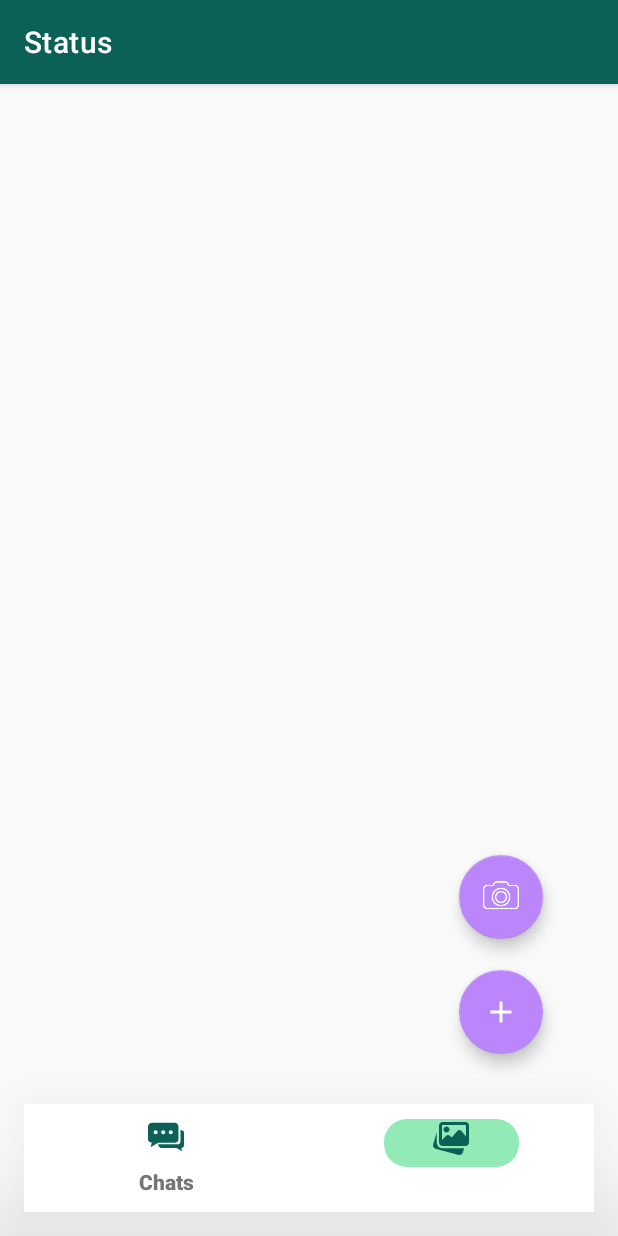
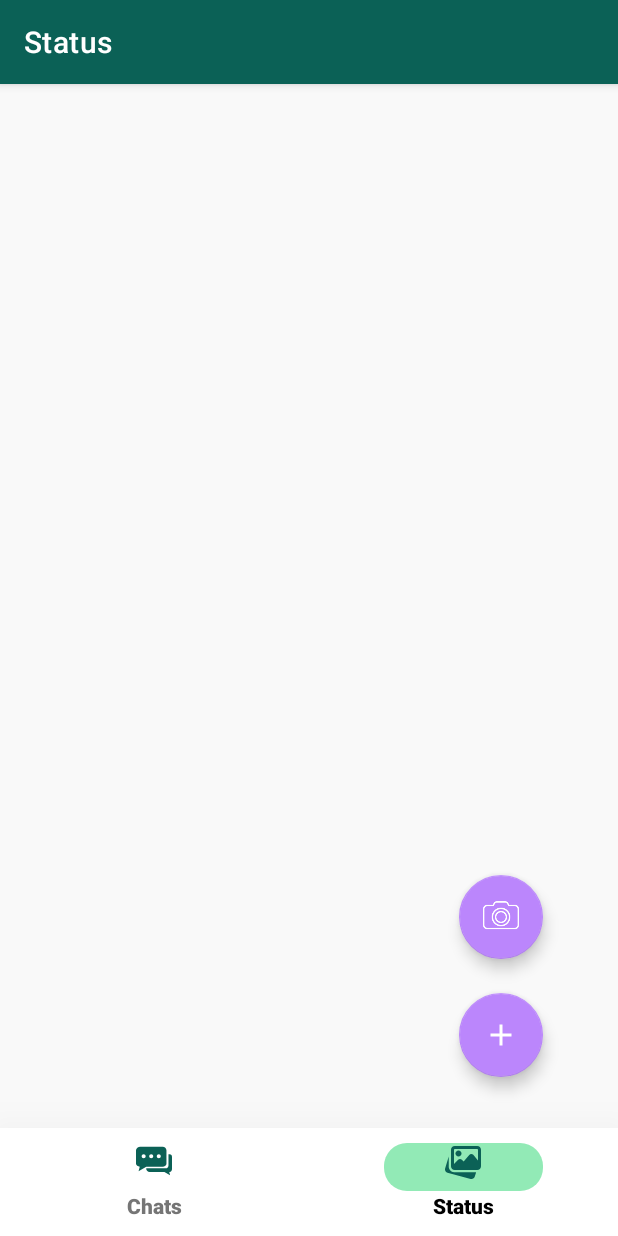
Before and after one commit to jnvshubham7/ChatsApp, an Android app: the screen it shows after launch once a user with an empty profile is signed in (MainActivity), item 2 of the bottom bar chosen, on a phone screen of 412 x 824 dp. Run offline under Robolectric (Android 15) with nearby library versions, the phone set to English and light mode, and no system bars; our stand-ins replace Firebase (no records; nobody signed in at launch, a user with empty details on screens opened directly), Shimmer, data binding; libraries missing offline, so code that uses them is left out: com.hbb20, com.jaeger.library, omari.hamza.storyview; plain views replace ShimmerRecyclerView; pictures from the network do not load; Roboto replaces fonts that are not available here; 4 statements that could not run were skipped.

Commit message:
refactor: Update tab layout backgrounds for better visibility

```diff
--- a/app/src/main/java/com/example/chatsapp/Activities/MainActivity.java
+++ b/app/src/main/java/com/example/chatsapp/Activities/MainActivity.java
@@ -45,7 +45,7 @@ public class MainActivity extends AppCompatActivity {
         tabLayout.setBackgroundColor(getResources().getColor(R.color.tab_background, getTheme()));
         tabLayout.setTabTextColors(
                 getResources().getColor(R.color.tab_text_color, getTheme()),
-                getResources().getColor(R.color.tab_text_color_selected, getTheme())
+                getResources().getColor(R.color.secondaryTextColor, getTheme())
         );
     }
 
--- a/app/src/main/res/layout/activity_main.xml
+++ b/app/src/main/res/layout/activity_main.xml
@@ -18,20 +18,13 @@
         android:id="@+id/tabLayout"
         android:layout_width="0dp"
         android:layout_height="wrap_content"
-        android:layout_marginStart="16dp"
-        android:layout_marginEnd="16dp"
-        android:layout_marginBottom="16dp"
-        android:background="@android:color/transparent"
         android:contentDescription="TabLayout"
+
         android:elevation="50dp"
         app:layout_constraintBottom_toBottomOf="parent"
         app:layout_constraintStart_toStartOf="parent"
         app:layout_constraintEnd_toEndOf="parent"
-        app:tabIndicatorColor="@android:color/transparent"
-        app:tabSelectedTextColor="@android:color/white"
-        app:tabTextColor="@android:color/darker_gray"
-        app:tabTextAppearance="@style/CustomTabTextAppearance"
-        app:tabBackground="@drawable/tab_background_selector"
+
         style="@style/CustomTabLayout"/>
 
 
--- a/app/src/main/res/values-night/themes.xml
+++ b/app/src/main/res/values-night/themes.xml
@@ -67,21 +67,18 @@
         <item name="android:windowBackground">@color/black</item>
     </style>
 
+
     <style name="CustomTabTextAppearance" parent="TextAppearance.Design.Tab">
         <item name="textAllCaps">false</item>
         <item name="android:textSize">14sp</item>
         <item name="android:textStyle">bold</item>
-
-
-        <item name="android:textColor">?android:attr/textColorSecondary</item>
     </style>
 
     <style name="CustomTabLayout" parent="Widget.Design.TabLayout">
         <item name="tabBackground">@drawable/tab_background_selector</item>
-        <item name="tabSelectedTextColor">@color/tab_text_color_selected</item>
-        <item name="tabTextColor">@color/tab_text_color</item>
+        <item name="tabSelectedTextColor">@color/black</item>
+        <item name="tabTextColor">#757575</item>
         <item name="tabIndicatorHeight">0dp</item>
-        <item name="tabIndicatorColor">@android:color/white</item>
         <item name="tabTextAppearance">@style/CustomTabTextAppearance</item>
     </style>
 
--- a/app/src/main/res/values/themes.xml
+++ b/app/src/main/res/values/themes.xml
@@ -71,17 +71,13 @@
         <item name="textAllCaps">false</item>
         <item name="android:textSize">14sp</item>
         <item name="android:textStyle">bold</item>
-
-
-        <item name="android:textColor">?android:attr/textColorSecondary</item>
     </style>
 
     <style name="CustomTabLayout" parent="Widget.Design.TabLayout">
         <item name="tabBackground">@drawable/tab_background_selector</item>
-        <item name="tabSelectedTextColor">@color/tab_text_color_selected</item>
-        <item name="tabTextColor">@color/tab_text_color</item>
+        <item name="tabSelectedTextColor">@color/black</item>
+        <item name="tabTextColor">#757575</item>
         <item name="tabIndicatorHeight">0dp</item>
-        <item name="tabIndicatorColor">@android:color/white</item>
         <item name="tabTextAppearance">@style/CustomTabTextAppearance</item>
     </style>
 
```
